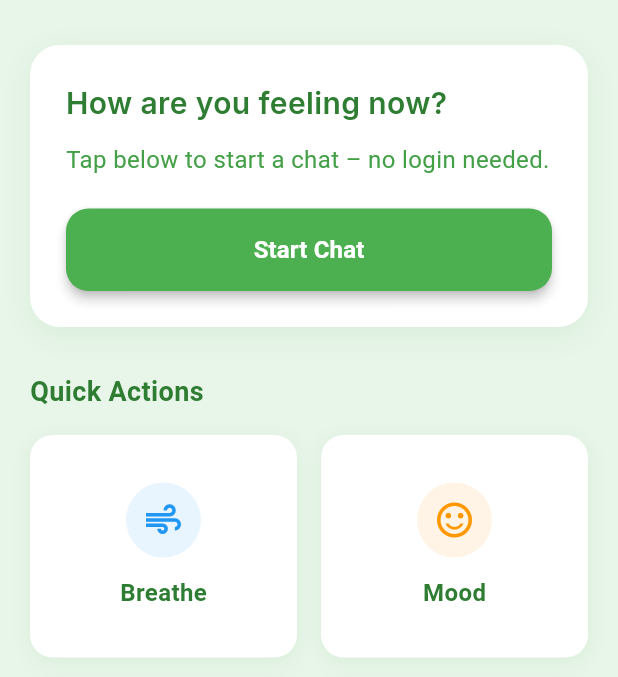
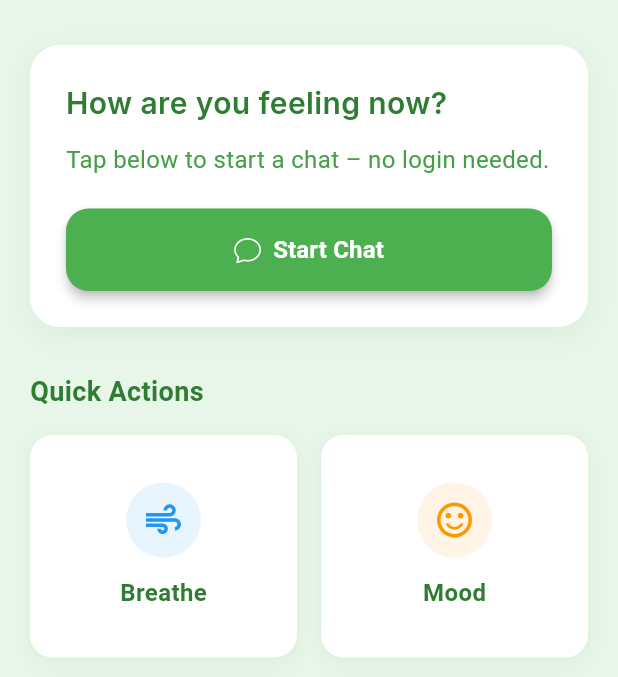
Before and after one commit to Florastein/bloom, a Flutter app: the DashboardScreen screen opened directly, on a phone screen of 412 x 824 dp, the part 90-767 px from its top. Run offline on Flutter 3.47's test engine with Material 3 defaults, Android fonts, the phone set to English and light mode, and no system bars; our stand-ins replace bootstrap_icons, connectivity_plus, firebase_ai, firebase_core, google_fonts, hive and 4 more; missing offline and left inert: flutter_popup_card, smart_edge_alert; accounts and stored records are empty; network calls fail; project files that could hold a hidden picture were left out.

Commit message:
refactor chat and dashboard screens for improved UI consistency and code clarity

```diff
--- a/lib/screens/dashboard.dart
+++ b/lib/screens/dashboard.dart
@@ -7,6 +7,7 @@ import 'package:bloom/screens/emergency.dart';
 import 'package:bloom/screens/journal.dart';
 import 'package:bloom/screens/userDetails.dart';
 import 'package:bloom/services/db_service.dart';
+import 'package:bootstrap_icons/bootstrap_icons.dart';
 import 'package:flutter/cupertino.dart';
 import 'package:flutter/material.dart';
 import 'package:flutter_popup_card/flutter_popup_card.dart' hide PopupCard;
@@ -51,7 +52,6 @@ class _DashboardScreenState extends State<DashboardScreen> {
 
   Future<void> _initializeChatService() async {
     final List<String> usernames = await getUsernames();
-    debugPrint("Usernames: ${usernames.toString()}");
 
     final String userName = usernames.isNotEmpty
         ? usernames.first.split(" ").first
@@ -62,7 +62,6 @@ class _DashboardScreenState extends State<DashboardScreen> {
     setState(() {
       _userName = userName;
       fullName = fname;
-      debugPrint("Username set: $_userName");
     });
   }
 
@@ -117,36 +116,6 @@ class _DashboardScreenState extends State<DashboardScreen> {
           ],
         ),
 
-        // Add profile icon or other header elements if needed
-        /*Stack(
-          children: [
-            Align(
-              alignment: Alignment.centerLeft,
-              child: Container(
-                decoration: BoxDecoration(
-                  color: Colors.green[100],
-                  shape: BoxShape.circle,
-                ),
-                child: Text(
-                  userName,
-                  style: GoogleFonts.plusJakartaSans(color: Colors.green),
-                ),
-              ),
-            ),
-            Align(
-              alignment: Alignment.centerRight,
-              child: Container(
-                width: 40,
-                height: 40,
-                decoration: BoxDecoration(
-                  color: Colors.green[100],
-                  shape: BoxShape.circle,
-                ),
-                child: Icon(Icons.person, color: Colors.green[800]),
-              ),
-            ),
-          ],
-        ),*/
         Row(
           mainAxisAlignment: MainAxisAlignment.spaceBetween,
           children: [
@@ -276,9 +245,16 @@ class _DashboardScreenState extends State<DashboardScreen> {
                 ),
                 elevation: 3,
               ),
-              child: const Text(
-                'Start Chat',
-                style: TextStyle(fontSize: 16, fontWeight: FontWeight.w600),
+              child: Row(
+                mainAxisAlignment: MainAxisAlignment.center,
+                children: [
+                  Icon(BootstrapIcons.chat, color: Colors.white),
+                  SizedBox(width: 8),
+                  const Text(
+                    'Start Chat',
+                    style: TextStyle(fontSize: 16, fontWeight: FontWeight.w600),
+                  ),
+                ],
               ),
             ),
           ),
```
Also changed, not shown: lib/screens/chat.dart (+10 -10 lines).
